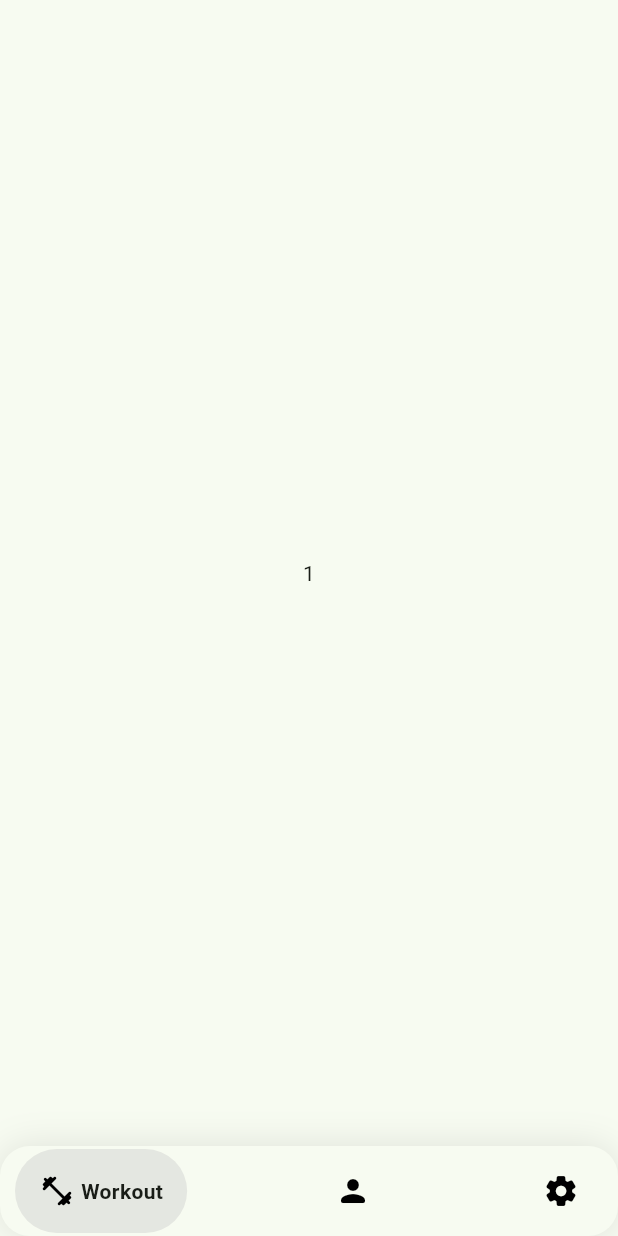
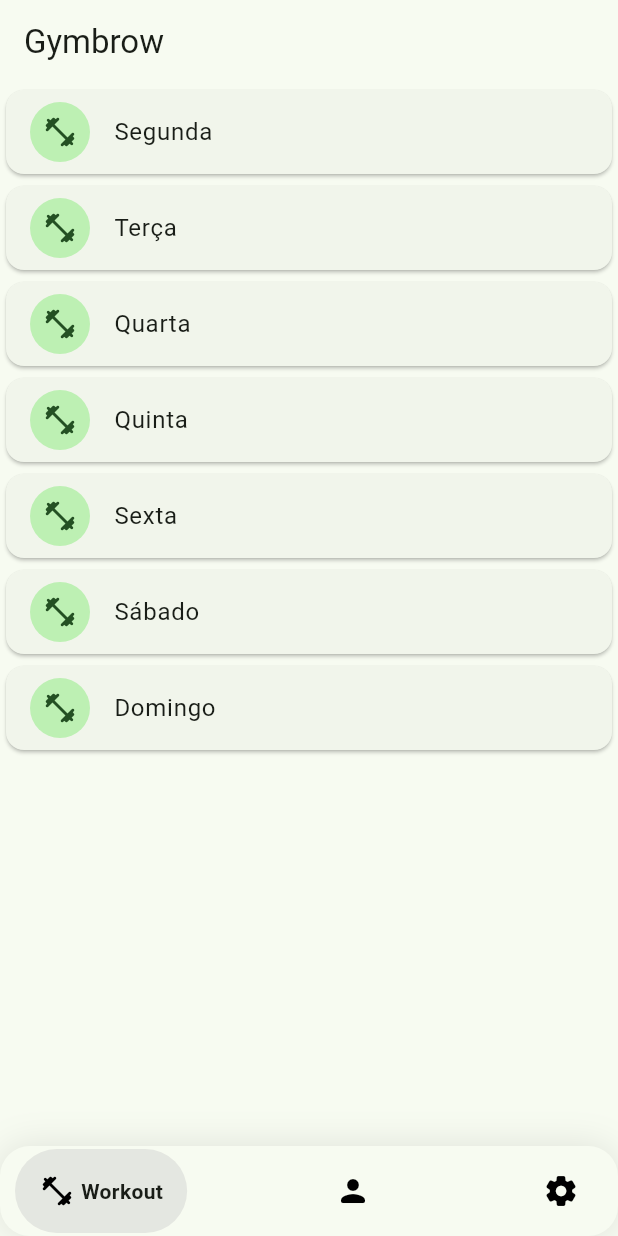
Before and after one commit to Kilder-M/gym_brow, a Flutter app: the screen it shows after launch, on a phone screen of 412 x 824 dp. Run offline on Flutter 3.47's test engine with Material 3 defaults, Android fonts, the phone set to English and light mode, and no system bars; drawn by our look-alikes of google_nav_bar; our stand-ins replace get, sqflite; accounts and stored records are empty; generated files the repository leaves out were written again.

Commit message:
tela dos treinos está funcionado

```diff
--- a/lib/app/core/routes/app_routes.dart
+++ b/lib/app/core/routes/app_routes.dart
@@ -4,9 +4,11 @@ part of 'app_pages.dart';
 abstract class Routes {
   Routes._();
   static const home = _Paths.home;
+  static const workoutView = _Paths.workoutView;
 }
 
 abstract class _Paths {
   _Paths._();
   static const home = '/home';
+  static const workoutView = '/workout_view';
 }
--- a/lib/app/presentation/home/controllers/home_controller.dart
+++ b/lib/app/presentation/home/controllers/home_controller.dart
@@ -1,31 +1,20 @@
 import 'package:flutter/material.dart';
 import 'package:get/get.dart';
+import 'package:gymbrow/app/presentation/home/views/workout_days_tab.dart';
 
 class HomeController extends GetxController {
 
   var selectedItem = 0.obs;
 
   List<Widget> tabs = [
-    Container(child: Center(child : Text('1')),),
-    Container(child: Center(child : Text('2')),),
-    Container(child: Center(child : Text('3')),),
-    Container(child: Center(child : Text('4')),),
+    const WorkoutDaysTab(),
+    Container(
+      child: Center(child: Text('2')),
+    ),
+    Container(
+      child: Center(child: Text('3')),
+    ),
   ];
 
-  // final GetWorkoutListByWeekdayUseCase _getWorkoutListByweekday =
-  //     Get.find<GetWorkoutListByWeekdayUseCase>();
-  // final GetDatabaseSQLiteImp _getDatabaseSQLiteImp =
-  //     Get.find<GetDatabaseSQLiteImp>();
 
-  // var workoutList = <WorkoutEntity>[].obs;
-
-  // Future<List<WorkoutEntity>> listar() async {
-  //   return workoutList.value =
-  //       await _getWorkoutListByweekday(4);
-  // }
-
-  // Future<int> test() async {
-  //   final db = await _getDatabaseSQLiteImp();
-  //   return db.getVersion();
-  // }
 }
--- a/lib/app/presentation/home/views/home_view.dart
+++ b/lib/app/presentation/home/views/home_view.dart
@@ -3,18 +3,19 @@ import 'package:flutter/material.dart';
 import 'package:get/get.dart';
 import 'package:flutter_gen/gen_l10n/app_localization.dart';
 import 'package:google_nav_bar/google_nav_bar.dart';
+import 'package:gymbrow/app/presentation/bases/gb_base_view.dart';
 
 import '../controllers/home_controller.dart';
 
-class HomeView extends GetView<HomeController> {
+class HomeView extends GBBaseView<HomeController> {
   const HomeView({Key? key}) : super(key: key);
+
+
   @override
   Widget build(BuildContext context) {
+
     return Obx(
       () => Scaffold(
-        // appBar: AppBar(
-        //   title: const Text('Gymbrow'),
-        // ),
         bottomNavigationBar: Container(
           decoration: BoxDecoration(
             color: context.theme.colorScheme.background,
--- /dev/null
+++ b/lib/app/presentation/home/views/workout_days_tab.dart
@@ -0,0 +1,41 @@
+import 'package:flutter/material.dart';
+import 'package:get/get.dart';
+import 'package:gymbrow/app/core/utils/models/weekday_dart';
+
+class WorkoutDaysTab extends StatelessWidget {
+  const WorkoutDaysTab({super.key});
+
+  @override
+  Widget build(BuildContext context) {
+    List<Weekday> weekdays = [
+      Weekday(id: 2, nome: 'Segunda'),
+      Weekday(id: 3, nome: 'Terça'),
+      Weekday(id: 4, nome: 'Quarta'),
+      Weekday(id: 5, nome: 'Quinta'),
+      Weekday(id: 6, nome: 'Sexta'),
+      Weekday(id: 7, nome: 'Sábado'),
+      Weekday(id: 1, nome: 'Domingo'),
+    ];
+    return Scaffold(
+      appBar: AppBar(
+        title: const Text('Gymbrow'),
+      ),
+      body: ListView.builder(
+        itemCount: weekdays.length,
+        itemBuilder: (context, index) {
+          return Card(
+            child: ListTile(
+              leading: const CircleAvatar(
+                child: Icon(Icons.fitness_center_rounded),
+              ),
+              title: Text(weekdays[index].nome),
+              onTap: () {
+                Get.toNamed('workout_view', arguments: weekdays[index]);
+              },
+            ),
+          );
+        },
+      ),
+    );
+  }
+}
```
Also changed, not shown: lib/app/core/routes/app_pages.dart (+7 -0 lines), lib/app/presentation/bases/gb_base_view.dart (added, +7 -0 lines), lib/app/presentation/home/bindings/home_binding.dart (+0 -71 lines), lib/app/presentation/workout/bindings/workout_view_binding.dart (added, +80 -0 lines), lib/app/presentation/workout/controllers/workout_view_controller.dart (added, +19 -0 lines), lib/app/presentation/workout/views/workout_view.dart (added, +35 -0 lines), lib/app/routes/app_pages.dart (deleted, +0 -20 lines), lib/app/routes/app_routes.dart (deleted, +0 -12 lines), 1 other file.
